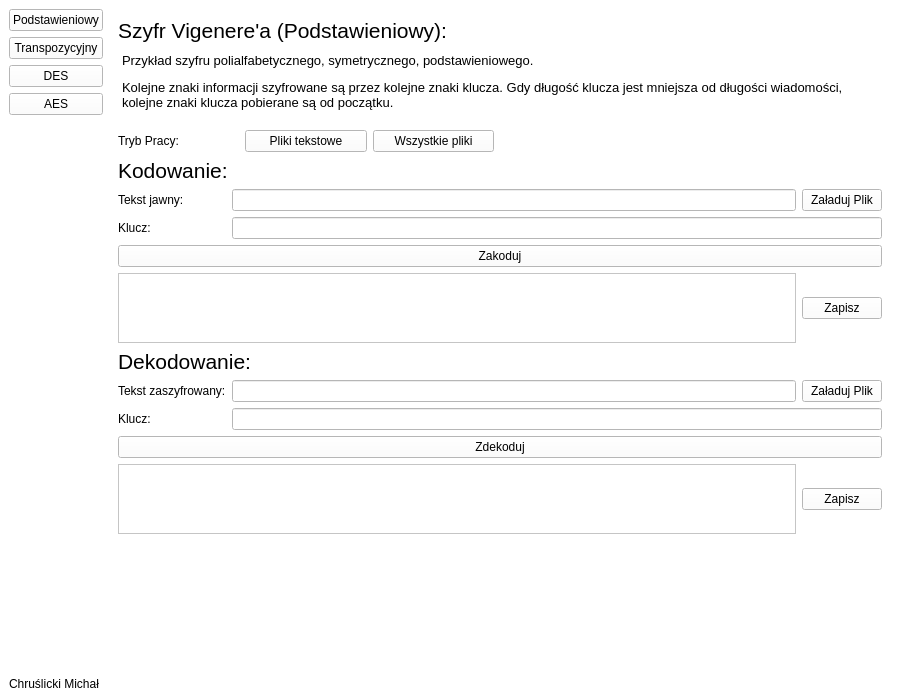
Dezinter8/kryptografia_CM, file Ui/mainwindow.ui: the form before one commit.
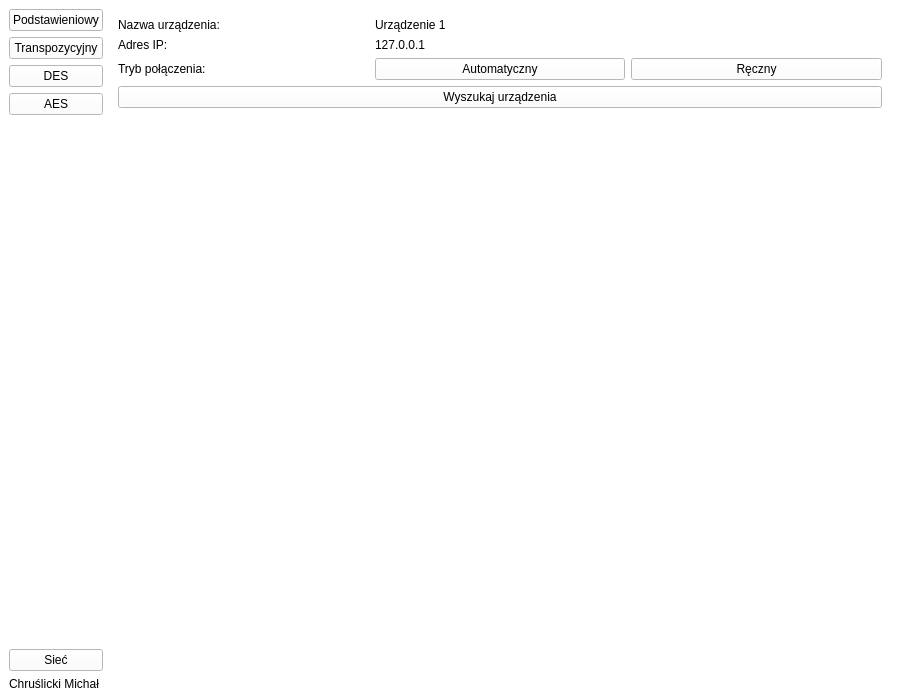
The form after the commit.

Commit message: podstawowe dodanie połączenia sieciowego

```diff
--- a/Ui/mainwindow.ui
+++ b/Ui/mainwindow.ui
@@ -558,6 +558,13 @@
          </property>
         </spacer>
        </item>
+       <item>
+        <widget class="QPushButton" name="siec_pushButton">
+         <property name="text">
+          <string>Sieć</string>
+         </property>
+        </widget>
+       </item>
        <item>
         <widget class="QLabel" name="label_15">
          <property name="text">
@@ -586,7 +593,7 @@
        <item>
         <widget class="QStackedWidget" name="stackedWidget">
          <property name="currentIndex">
-          <number>0</number>
+          <number>4</number>
          </property>
          <widget class="QWidget" name="podstawieniowy_page">
           <layout class="QGridLayout" name="gridLayout_9">
@@ -1621,6 +1628,127 @@
            </property>
           </widget>
          </widget>
+         <widget class="QWidget" name="Network_page">
+          <layout class="QGridLayout" name="gridLayout_6">
+           <item row="0" column="0">
+            <widget class="QLabel" name="label_17">
+             <property name="text">
+              <string>Nazwa urządzenia:</string>
+             </property>
+            </widget>
+           </item>
+           <item row="0" column="1" colspan="2">
+            <widget class="QLabel" name="host_user_name">
+             <property name="text">
+              <string>Urządzenie 1</string>
+             </property>
+            </widget>
+           </item>
+           <item row="1" column="0">
+            <widget class="QLabel" name="label_25">
+             <property name="text">
+              <string>Adres IP:</string>
+             </property>
+            </widget>
+           </item>
+           <item row="1" column="1" colspan="2">
+            <widget class="QLabel" name="host_user_ip">
+             <property name="text">
+              <string>127.0.0.1</string>
+             </property>
+            </widget>
+           </item>
+           <item row="2" column="0">
+            <widget class="QLabel" name="label_28">
+             <property name="text">
+              <string>Tryb połączenia:</string>
+             </property>
+            </widget>
+           </item>
+           <item row="2" column="1">
+            <widget class="QPushButton" name="automatic_connect_pushButton">
+             <property name="text">
+              <string>Automatyczny</string>
+             </property>
+            </widget>
+           </item>
+           <item row="2" column="2">
+            <widget class="QPushButton" name="manual_connect_pushButton">
+             <property name="text">
+              <string>Ręczny</string>
+             </property>
+            </widget>
+           </item>
+           <item row="3" column="0" colspan="3">
+            <widget class="QStackedWidget" name="network_mode_stackedWidget">
+             <widget class="QWidget" name="automatic_page">
+              <layout class="QVBoxLayout" name="verticalLayout_4">
+               <property name="leftMargin">
+                <number>0</number>
+               </property>
+               <property name="topMargin">
+                <number>0</number>
+               </property>
+               <property name="rightMargin">
+                <number>0</number>
+               </property>
+               <property name="bottomMargin">
+                <number>0</number>
+               </property>
+               <item>
+                <widget class="QPushButton" name="network_search_button">
+                 <property name="text">
+                  <string>Wyszukaj urządzenia</string>
+                 </property>
+                </widget>
+               </item>
+               <item>
+                <widget class="QWidget" name="devicesList_widget" native="true">
+                 <layout class="QVBoxLayout" name="verticalLayout_8">
+                  <item>
+                   <layout class="QVBoxLayout" name="verticalLayout_5"/>
+                  </item>
+                 </layout>
+                </widget>
+               </item>
+               <item>
+                <spacer name="verticalSpacer_7">
+                 <property name="orientation">
+                  <enum>Qt::Orientation::Vertical</enum>
+                 </property>
+                 <property name="sizeHint" stdset="0">
+                  <size>
+                   <width>0</width>
+                   <height>0</height>
+                  </size>
+                 </property>
+                </spacer>
+               </item>
+              </layout>
+             </widget>
+             <widget class="QWidget" name="manual_page">
+              <layout class="QVBoxLayout" name="verticalLayout_7">
+               <property name="leftMargin">
+                <number>0</number>
+               </property>
+               <property name="topMargin">
+                <number>0</number>
+               </property>
+               <property name="rightMargin">
+                <number>0</number>
+               </property>
+               <property name="bottomMargin">
+                <number>0</number>
+               </property>
+               <item>
+                <layout class="QVBoxLayout" name="verticalLayout_6"/>
+               </item>
+              </layout>
+             </widget>
+            </widget>
+           </item>
+          </layout>
+         </widget>
         </widget>
        </item>
       </layout>
```
The commit also changes 5 other files.
